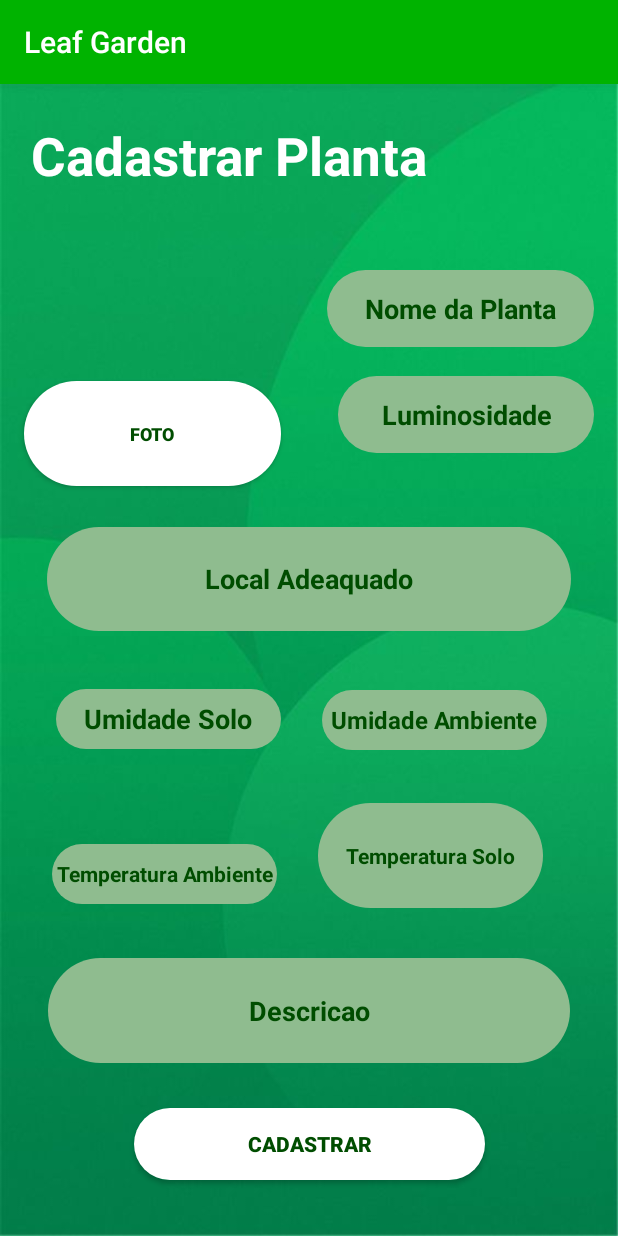
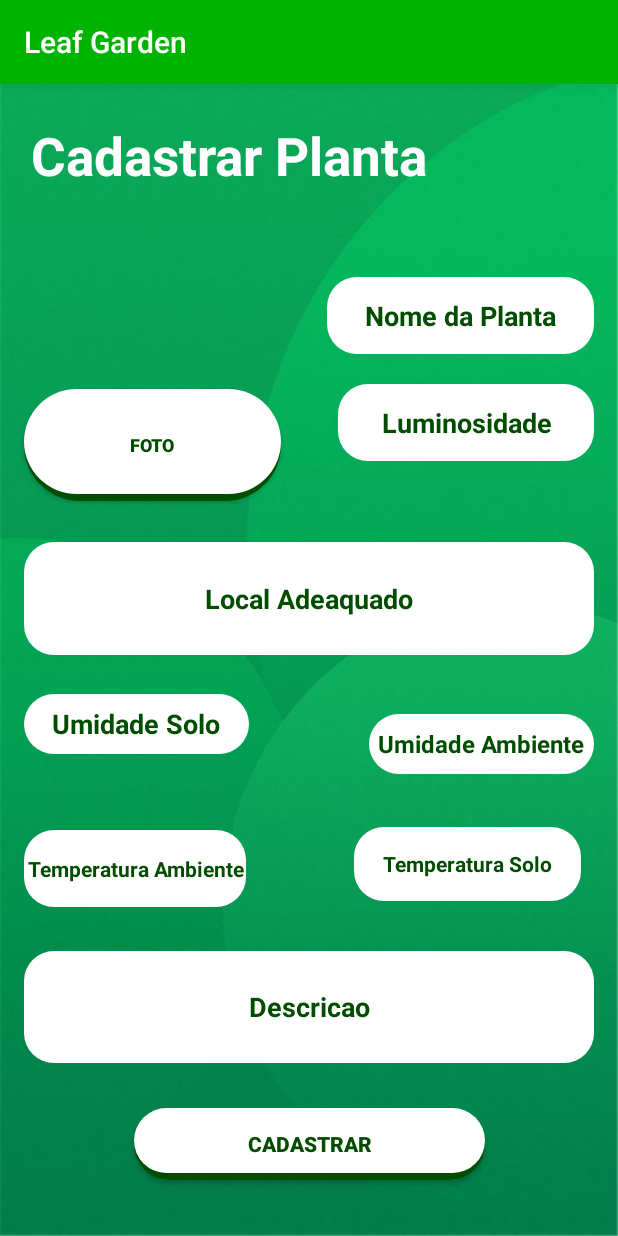
Before and after one commit to ChigorGomes/SD2019-01, an Android app: the CadastraPlanta screen opened directly, with no data from a screen before it, on a phone screen of 412 x 824 dp. Run offline under Robolectric (Android 15) with nearby library versions, the phone set to English and light mode, and no system bars.

Commit message:
Design atualizado

```diff
--- /dev/null
+++ b/LeafGarden/APP/app/src/main/res/drawable/rounded_border.xml
@@ -0,0 +1,10 @@
+<?xml version="1.0" encoding="utf-8"?>
+<shape xmlns:android="http://schemas.android.com/apk/res/android"
+    android:shape="rectangle">
+
+    <!--<solid android:color="#8FBC8F"/>-->
+    <solid android:color="#FFFFFF"/>
+
+    <corners android:radius="20dp"/>
+
+</shape>
--- a/LeafGarden/APP/app/src/main/res/drawable/rounded_buttom.xml
+++ b/LeafGarden/APP/app/src/main/res/drawable/rounded_buttom.xml
@@ -1,9 +1,29 @@
-<?xml version="1.0" encoding="utf-8"?>
-<shape xmlns:android="http://schemas.android.com/apk/res/android"
-    android:shape="rectangle">
+<!--<?xml version="1.0" encoding="utf-8"?>-->
+<!--<shape xmlns:android="http://schemas.android.com/apk/res/android"-->
+    <!--android:shape="rectangle">-->
+    <!---->
+    <!--<solid android:color="#FFFFFF"/>-->
 
-    <solid android:color="#FFFFFF"/>
+    <!--<corners android:radius="150dp"/>-->
 
-    <corners android:radius="150dp"/>
+<!--</shape>-->
 
-</shape>
+<layer-list xmlns:android="http://schemas.android.com/apk/res/android">
+<item>
+    <shape android:shape="rectangle">
+        <solid android:color="@color/colorPrimaryDark"/>
+        <corners android:radius="150dp" />
+    </shape>
+</item>
+
+<item
+    android:left="0dp"
+    android:right="0dp"
+    android:top="0dp"
+    android:bottom="5dp">
+    <shape android:shape="rectangle">
+        <solid android:color="#FFFFFF"/>
+        <corners android:radius="150dp" />
+    </shape>
+</item>
+</layer-list>
--- a/LeafGarden/APP/app/src/main/res/layout/activity_adc_planta.xml
+++ b/LeafGarden/APP/app/src/main/res/layout/activity_adc_planta.xml
@@ -34,7 +34,7 @@
         android:layout_marginStart="87dp"
         android:layout_marginTop="19dp"
         android:layout_marginEnd="105dp"
-        android:background="@drawable/background_logo"
+        android:background="@drawable/rounded_buttom"
         app:srcCompat="@drawable/leafgarden" />
 
 
--- a/LeafGarden/APP/app/src/main/res/layout/activity_cadastra_planta.xml
+++ b/LeafGarden/APP/app/src/main/res/layout/activity_cadastra_planta.xml
@@ -33,17 +33,18 @@
         android:layout_above="@+id/buttonCadastrarPlanta"
         android:layout_alignParentStart="true"
         android:layout_alignParentEnd="true"
-        android:layout_marginStart="32dp"
-        android:layout_marginEnd="32dp"
+        android:layout_marginStart="16dp"
+        android:layout_marginEnd="16dp"
         android:layout_marginBottom="30dp"
         android:autofillHints=""
-        android:background="@drawable/rounded_input_text"
+        android:background="@drawable/rounded_border"
         android:ems="10"
         android:gravity="center"
         android:hint="Descricao"
         android:inputType="textMultiLine"
         android:textColorHint="@color/colorPrimaryDark"
         android:textStyle="bold"
+        android:scrollbars="vertical"
         app:layout_constraintBottom_toTopOf="@+id/buttonCadastrarPlanta"
         app:layout_constraintEnd_toEndOf="parent"
         app:layout_constraintStart_toStartOf="parent"
@@ -51,8 +52,8 @@
 
     <EditText
         android:id="@+id/editTextSensorTempAmbiente"
-        android:layout_width="150dp"
-        android:layout_height="40dp"
+        android:layout_width="148dp"
+        android:layout_height="51dp"
         android:layout_above="@+id/editTextDescricaoPlanta"
         android:layout_alignParentStart="true"
         android:layout_marginStart="16dp"
@@ -60,7 +61,7 @@
         android:layout_marginEnd="8dp"
         android:layout_marginBottom="82dp"
         android:layout_toStartOf="@+id/editTextSensorTempSolo"
-        android:background="@drawable/rounded_input_text"
+        android:background="@drawable/rounded_border"
         android:ems="10"
         android:gravity="center"
         android:hint="@string/tempAmbiente"
@@ -71,17 +72,18 @@
         app:layout_constraintBottom_toBottomOf="@+id/editTextDescricaoPlanta"
         app:layout_constraintEnd_toStartOf="@+id/editTextSensorTempSolo"
         app:layout_constraintStart_toStartOf="parent"
-        app:layout_constraintTop_toTopOf="@+id/editTextSensorUmidadeSolo" />
+        app:layout_constraintTop_toTopOf="@+id/editTextSensorUmidadeSolo"
+        app:layout_constraintVertical_bias="0.346" />
 
     <EditText
         android:id="@+id/editTextSensorTempSolo"
-        android:layout_width="150dp"
-        android:layout_height="0dp"
+        android:layout_width="151dp"
+        android:layout_height="49dp"
         android:layout_above="@+id/editTextDescricaoPlanta"
         android:layout_alignParentEnd="true"
-        android:layout_marginEnd="31dp"
+        android:layout_marginStart="72dp"
         android:layout_marginBottom="33dp"
-        android:background="@drawable/rounded_input_text"
+        android:background="@drawable/rounded_border"
         android:ems="10"
         android:gravity="center"
         android:hint="@string/tempSolo"
@@ -90,7 +92,6 @@
         android:textSize="14dp"
         android:textStyle="bold"
         app:layout_constraintBottom_toTopOf="@+id/editTextDescricaoPlanta"
-        app:layout_constraintEnd_toEndOf="parent"
         app:layout_constraintStart_toEndOf="@+id/editTextSensorTempAmbiente"
         app:layout_constraintTop_toBottomOf="@+id/editTextSensorUmidadeAmbiente" />
 
@@ -100,12 +101,12 @@
         android:layout_height="40dp"
         android:layout_above="@+id/editTextSensorTempAmbiente"
         android:layout_alignParentStart="true"
-        android:layout_marginStart="25dp"
+        android:layout_marginStart="16dp"
         android:layout_marginTop="88dp"
         android:layout_marginEnd="15dp"
         android:layout_marginBottom="85dp"
         android:layout_toStartOf="@+id/editTextSensorUmidadeAmbiente"
-        android:background="@drawable/rounded_input_text"
+        android:background="@drawable/rounded_border"
         android:ems="10"
         android:gravity="center"
         android:hint="@string/umidadeSolo"
@@ -114,8 +115,10 @@
         android:textStyle="bold"
         app:layout_constraintBottom_toBottomOf="@+id/editTextSensorTempSolo"
         app:layout_constraintEnd_toStartOf="@+id/editTextSensorUmidadeAmbiente"
+        app:layout_constraintHorizontal_bias="0.0"
         app:layout_constraintStart_toStartOf="parent"
-        app:layout_constraintTop_toTopOf="@+id/editTextLocAdequado" />
+        app:layout_constraintTop_toTopOf="@+id/editTextLocAdequado"
+        app:layout_constraintVertical_bias="0.518" />
 
     <EditText
         android:id="@+id/editTextSensorUmidadeAmbiente"
@@ -123,9 +126,9 @@
         android:layout_height="40dp"
         android:layout_above="@+id/editTextSensorTempSolo"
         android:layout_alignParentEnd="true"
-        android:layout_marginEnd="35dp"
+        android:layout_marginEnd="16dp"
         android:layout_marginBottom="35dp"
-        android:background="@drawable/rounded_input_text"
+        android:background="@drawable/rounded_border"
         android:ems="10"
         android:gravity="center"
         android:hint="@string/umidadeAmbiente"
@@ -135,7 +138,6 @@
         android:textStyle="bold"
         app:layout_constraintBottom_toTopOf="@+id/editTextSensorTempSolo"
         app:layout_constraintEnd_toEndOf="parent"
-        app:layout_constraintStart_toEndOf="@+id/editTextSensorUmidadeSolo"
         app:layout_constraintTop_toBottomOf="@+id/editTextLocAdequado" />
 
     <EditText
@@ -145,16 +147,17 @@
         android:layout_above="@+id/editTextDescricaoPlanta"
         android:layout_alignParentStart="true"
         android:layout_alignParentEnd="true"
-        android:layout_marginStart="31dp"
-        android:layout_marginEnd="31dp"
+        android:layout_marginStart="16dp"
+        android:layout_marginEnd="16dp"
         android:layout_marginBottom="39dp"
-        android:background="@drawable/rounded_input_text"
+        android:background="@drawable/rounded_border"
         android:ems="10"
         android:gravity="center"
         android:hint="Local Adeaquado"
         android:inputType="textMultiLine"
         android:textColorHint="@color/colorPrimaryDark"
         android:textStyle="bold"
+        android:scrollbars="vertical"
         app:layout_constraintBottom_toTopOf="@+id/editTextSensorUmidadeAmbiente"
         app:layout_constraintEnd_toEndOf="parent"
         app:layout_constraintStart_toStartOf="parent"
@@ -184,7 +187,7 @@
         android:layout_marginTop="24dp"
         android:layout_marginEnd="16dp"
         android:layout_toEndOf="@+id/imageViewPlanta"
-        android:background="@drawable/rounded_input_text"
+        android:background="@drawable/rounded_border"
         android:ems="10"
         android:gravity="center"
         android:hint="@string/lumi"
@@ -205,7 +208,7 @@
         android:layout_marginEnd="16dp"
         android:layout_marginBottom="20dp"
         android:layout_toEndOf="@+id/imageViewPlanta"
-        android:background="@drawable/rounded_input_text"
+        android:background="@drawable/rounded_border"
         android:ems="10"
         android:gravity="center"
         android:hint="@string/nomePlant"
@@ -228,7 +231,7 @@
         android:layout_marginEnd="38dp"
         android:layout_marginBottom="27dp"
         android:layout_toStartOf="@+id/editTextLuminosidade"
-        android:background="@drawable/background_logo"
+        android:background="@drawable/rounded_buttom"
         android:text="@string/adcFoto"
         android:textColor="@color/colorPrimaryDark"
         android:textSize="12sp"
--- a/LeafGarden/APP/app/src/main/res/layout/activity_main.xml
+++ b/LeafGarden/APP/app/src/main/res/layout/activity_main.xml
@@ -88,16 +88,16 @@
     <ImageView
         android:id="@+id/imageView"
         android:layout_width="wrap_content"
-        android:layout_height="243dp"
+        android:layout_height="302dp"
         android:layout_above="@+id/editTextEmailLoginEditar"
         android:layout_alignParentStart="true"
         android:layout_alignParentTop="true"
         android:layout_alignParentEnd="true"
         android:layout_marginStart="70dp"
-        android:layout_marginTop="36dp"
+        android:layout_marginTop="69dp"
         android:layout_marginEnd="70dp"
         android:layout_marginBottom="28dp"
-        android:background="@drawable/background_logo"
+        android:background="@drawable/rounded_buttom"
         app:srcCompat="@drawable/leaf_garden"
         tools:srcCompat="@drawable/leaf_garden" />
 
```
Also changed, not shown: LeafGarden/APP/app/src/main/res/drawable/background_cor_verde.xml (added, +10 -0 lines), LeafGarden/APP/app/src/main/res/layout/activity_info_planta.xml (+6 -6 lines), LeafGarden/APP/app/src/main/res/layout/activity_meu_jardim.xml (+5 -5 lines), LeafGarden/APP/app/src/main/res/layout/activity_plantas.xml (+8 -5 lines), LeafGarden/APP/app/src/main/res/layout/activity_sensor_planta.xml (+37 -37 lines), LeafGarden/APP/app/src/main/res/layout/activity_tela_cadastro_login.xml (+32 -31 lines), LeafGarden/APP/app/src/main/res/layout/activity_tela_editar_login.xml (+31 -31 lines), LeafGarden/APP/app/src/main/res/layout/activity_tela_menu.xml (+16 -15 lines), LeafGarden/APP/app/src/main/res/layout/viewcontentlayout.xml (+6 -5 lines).
